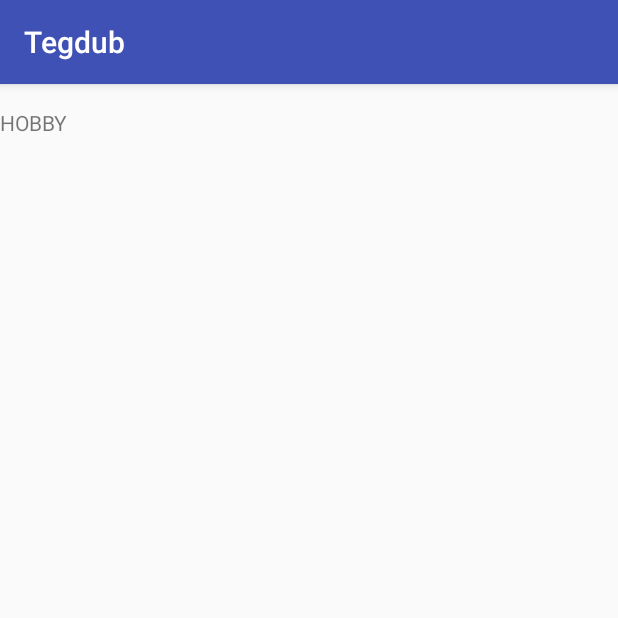
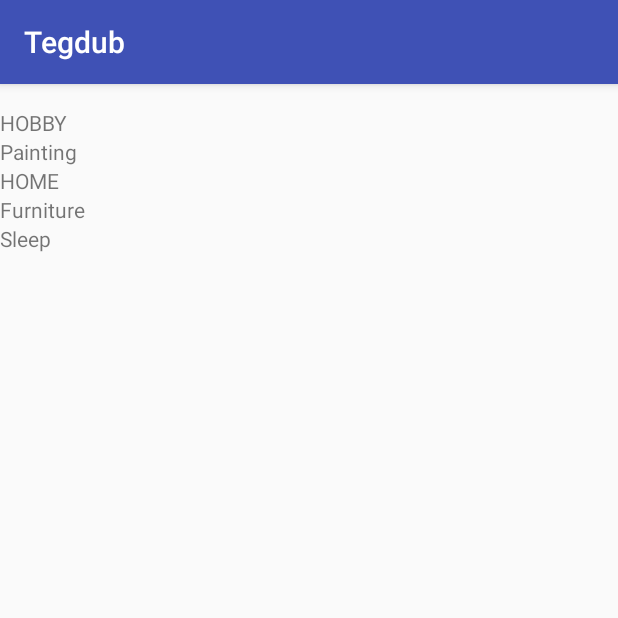
Before and after one commit to samuelekman/Tegdub, an Android app: the SelectCategory screen opened directly, with no data from a screen before it, on a phone screen of 412 x 824 dp, the top half of it. Run offline under Robolectric (Android 15) with nearby library versions, the phone set to English and light mode, and no system bars.

Commit message:
Trying to get my recyclerview to work. omw!

```diff
--- a/app/src/main/java/com/samuelekman/tegdub/GroupedListAdapter.java
+++ b/app/src/main/java/com/samuelekman/tegdub/GroupedListAdapter.java
@@ -66,6 +66,7 @@ public class GroupedListAdapter extends RecyclerView.Adapter<RecyclerView.ViewHo
             case ListItem.TYPE_CATEGORY:
                 CategoryItem categoryItem = (CategoryItem) mListItem.get(position);
                 CategoryViewHolder categoryViewHolder = (CategoryViewHolder) viewHolder;
+                System.out.println(categoryItem.getCategory().getSubCategory());
                 categoryViewHolder.txtCat.setText(categoryItem.getCategory().getSubCategory());
 
                 break;
--- a/app/src/main/res/layout/list_header.xml
+++ b/app/src/main/res/layout/list_header.xml
@@ -1,8 +1,8 @@
 <?xml version="1.0" encoding="utf-8"?>
 <RelativeLayout xmlns:android="http://schemas.android.com/apk/res/android"
+    xmlns:tools="http://schemas.android.com/tools"
     android:layout_width="match_parent"
-    android:layout_height="match_parent"
-    xmlns:tools="http://schemas.android.com/tools">
+    android:layout_height="wrap_content">
 
     <TextView
         android:id="@+id/headerTxtView"
--- a/app/src/main/res/layout/list_item.xml
+++ b/app/src/main/res/layout/list_item.xml
@@ -1,8 +1,8 @@
 <?xml version="1.0" encoding="utf-8"?>
 <RelativeLayout xmlns:android="http://schemas.android.com/apk/res/android"
+    xmlns:tools="http://schemas.android.com/tools"
     android:layout_width="match_parent"
-    android:layout_height="match_parent"
-    xmlns:tools="http://schemas.android.com/tools">
+    android:layout_height="wrap_content">
 
     <TextView
         android:id="@+id/listItemTxtView"
@@ -11,8 +11,5 @@
         android:layout_alignParentLeft="true"
         android:layout_alignParentStart="true"
         android:layout_alignParentTop="true"
-        android:layout_marginLeft="37dp"
-        android:layout_marginStart="37dp"
-        android:layout_marginTop="23dp"
         tools:text="ListItem" />
 </RelativeLayout>
```
Also changed, not shown: gradle/wrapper/gradle-wrapper.properties.
